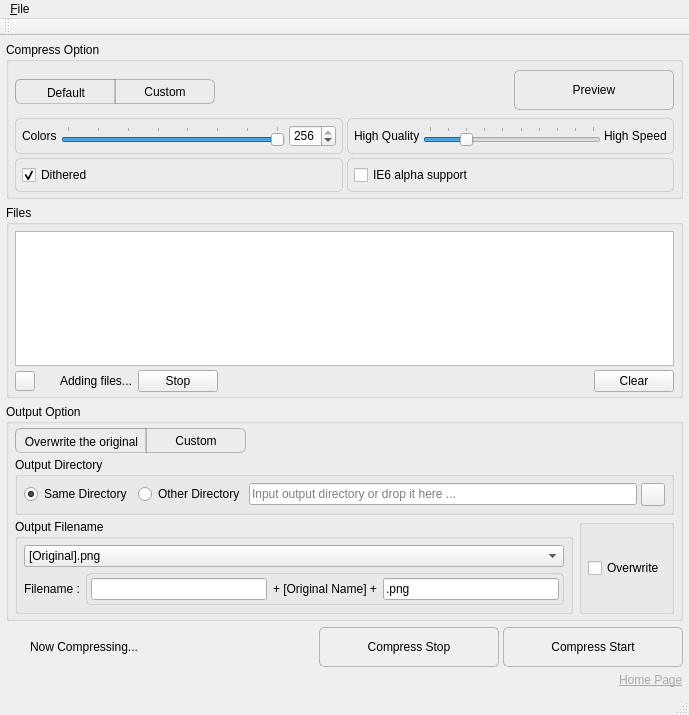
nukesaq88/Pngyu, file pngyumainwindow.ui: the form before one commit.
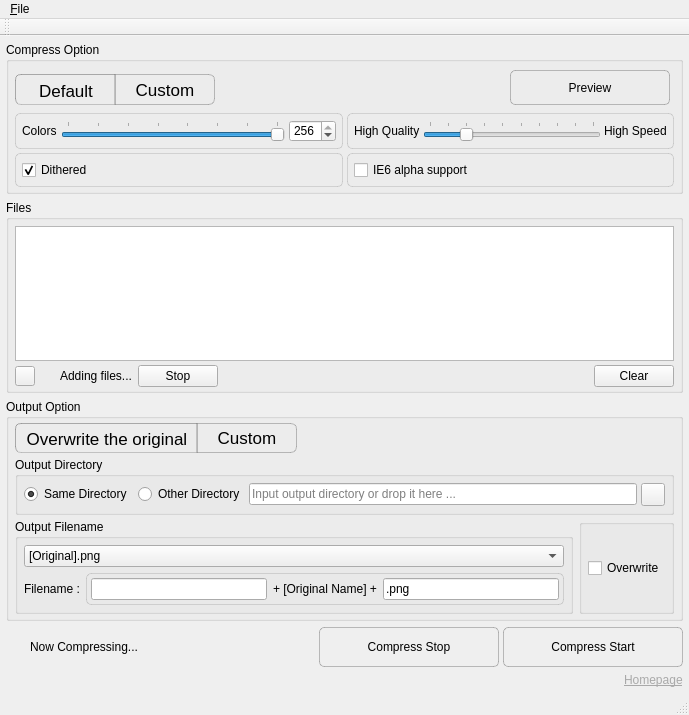
The form after the commit. Icons and pictures are not drawn. Custom widgets are drawn as their Qt base class.

The edit to the form file:
```diff
--- a/pngyumainwindow.ui
+++ b/pngyumainwindow.ui
@@ -514,9 +514,14 @@
             <property name="minimumSize">
              <size>
               <width>100</width>
-              <height>0</height>
+              <height>30</height>
              </size>
             </property>
+            <property name="font">
+             <font>
+              <pointsize>13</pointsize>
+             </font>
+            </property>
             <property name="text">
              <string>Custom</string>
             </property>
@@ -533,9 +538,14 @@
             <property name="minimumSize">
              <size>
               <width>120</width>
-              <height>0</height>
+              <height>30</height>
              </size>
             </property>
+            <property name="font">
+             <font>
+              <pointsize>13</pointsize>
+             </font>
+            </property>
             <property name="text">
              <string>Overwrite the original</string>
             </property>
@@ -565,7 +575,7 @@
        </sizepolicy>
       </property>
       <property name="text">
-       <string>&lt;a href=&quot;http://nukesaq88.github.io/Pngyu/&quot; style=&quot;color: darkgray;&quot;&gt;Home Page&lt;/a&gt;</string>
+       <string>&lt;a href=&quot;http://nukesaq88.github.io/Pngyu/&quot; style=&quot;color: darkgray;&quot;&gt;Homepage&lt;/a&gt;</string>
       </property>
       <property name="textFormat">
        <enum>Qt::TextFormat::RichText</enum>
@@ -602,48 +612,7 @@
        <property name="spacing">
         <number>4</number>
        </property>
-       <item row="1" column="1">
-        <spacer name="horizontalSpacer_2">
-         <property name="orientation">
-          <enum>Qt::Orientation::Horizontal</enum>
-         </property>
-         <property name="sizeHint" stdset="0">
-          <size>
-           <width>0</width>
-           <height>0</height>
-          </size>
-         </property>
-        </spacer>
-       </item>
-       <item row="1" column="2" colspan="2">
-        <widget class="QPushButton" name="pushButton_preview">
-         <property name="sizePolicy">
-          <sizepolicy hsizetype="Minimum" vsizetype="Maximum">
-           <horstretch>0</horstretch>
-           <verstretch>0</verstretch>
-          </sizepolicy>
-         </property>
-         <property name="minimumSize">
-          <size>
-           <width>160</width>
-           <height>40</height>
-          </size>
-         </property>
-         <property name="text">
-          <string>Preview</string>
-         </property>
-         <property name="iconSize">
-          <size>
-           <width>20</width>
-           <height>20</height>
-          </size>
-         </property>
-         <property name="checkable">
-          <bool>true</bool>
-         </property>
-        </widget>
-       </item>
-       <item row="4" column="0" rowspan="2" colspan="4">
+       <item row="5" column="0" rowspan="2" colspan="5">
         <widget class="QWidget" name="widget_compress_option_custom_options" native="true">
          <property name="sizePolicy">
           <sizepolicy hsizetype="Preferred" vsizetype="Maximum">
@@ -855,7 +824,7 @@
          </layout>
         </widget>
        </item>
-       <item row="1" column="0" rowspan="2">
+       <item row="2" column="0" rowspan="2">
         <widget class="QWidget" name="widget_compress_option_mode" native="true">
          <property name="sizePolicy">
           <sizepolicy hsizetype="Maximum" vsizetype="Preferred">
@@ -876,14 +845,43 @@
           <property name="spacing">
            <number>0</number>
           </property>
+          <item row="0" column="2">
+           <widget class="QToolButton" name="toolButton_compress_option_custom">
+            <property name="minimumSize">
+             <size>
+              <width>100</width>
+              <height>30</height>
+             </size>
+            </property>
+            <property name="font">
+             <font>
+              <pointsize>13</pointsize>
+             </font>
+            </property>
+            <property name="text">
+             <string>Custom</string>
+            </property>
+            <property name="checkable">
+             <bool>true</bool>
+            </property>
+            <attribute name="buttonGroup">
+             <string notr="true">buttonGroup_compress_option_mode</string>
+            </attribute>
+           </widget>
+          </item>
           <item row="0" column="0">
            <widget class="QToolButton" name="toolButton_compress_option_default">
             <property name="minimumSize">
              <size>
               <width>100</width>
-              <height>0</height>
+              <height>30</height>
              </size>
             </property>
+            <property name="font">
+             <font>
+              <pointsize>13</pointsize>
+             </font>
+            </property>
             <property name="text">
              <string>Default</string>
             </property>
@@ -898,29 +896,23 @@
             </attribute>
            </widget>
           </item>
-          <item row="0" column="1">
-           <widget class="QToolButton" name="toolButton_compress_option_custom">
-            <property name="minimumSize">
-             <size>
-              <width>100</width>
-              <height>0</height>
-             </size>
-            </property>
-            <property name="text">
-             <string>Custom</string>
-            </property>
-            <property name="checkable">
-             <bool>true</bool>
-            </property>
-            <attribute name="buttonGroup">
-             <string notr="true">buttonGroup_compress_option_mode</string>
-            </attribute>
-           </widget>
-          </item>
          </layout>
         </widget>
        </item>
-       <item row="0" column="0" colspan="4">
+       <item row="2" column="2">
+        <spacer name="horizontalSpacer_2">
+         <property name="orientation">
+          <enum>Qt::Orientation::Horizontal</enum>
+         </property>
+         <property name="sizeHint" stdset="0">
+          <size>
+           <width>0</width>
+           <height>0</height>
+          </size>
+         </property>
+        </spacer>
+       </item>
+       <item row="0" column="0" colspan="5">
         <widget class="QWidget" name="widget_compress_option_row_1" native="true">
          <layout class="QHBoxLayout" name="horizontalLayout">
           <property name="spacing">
@@ -932,6 +924,34 @@
          </layout>
         </widget>
        </item>
+       <item row="2" column="3">
+        <widget class="QPushButton" name="pushButton_preview">
+         <property name="sizePolicy">
+          <sizepolicy hsizetype="Fixed" vsizetype="Fixed">
+           <horstretch>0</horstretch>
+           <verstretch>0</verstretch>
+          </sizepolicy>
+         </property>
+         <property name="minimumSize">
+          <size>
+           <width>160</width>
+           <height>35</height>
+          </size>
+         </property>
+         <property name="text">
+          <string>Preview</string>
+         </property>
+         <property name="iconSize">
+          <size>
+           <width>20</width>
+           <height>20</height>
+          </size>
+         </property>
+         <property name="checkable">
+          <bool>true</bool>
+         </property>
+        </widget>
+       </item>
       </layout>
      </widget>
     </item>
```
Left out of the diff: 11 changed lines with no effect on the pictures.
